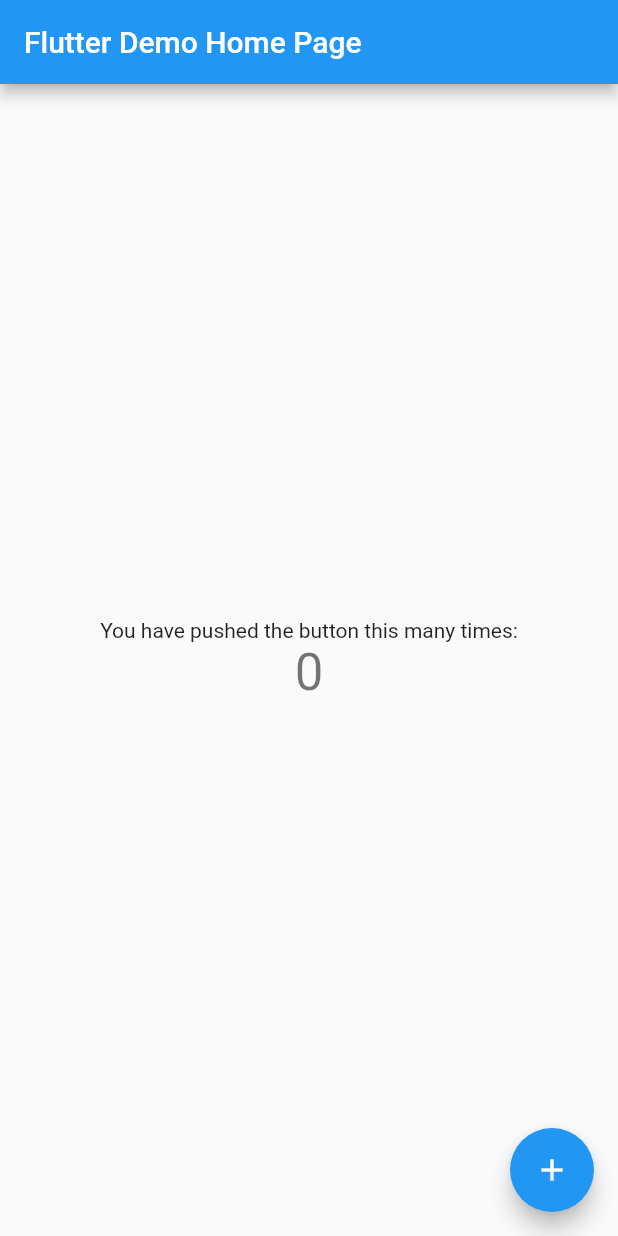
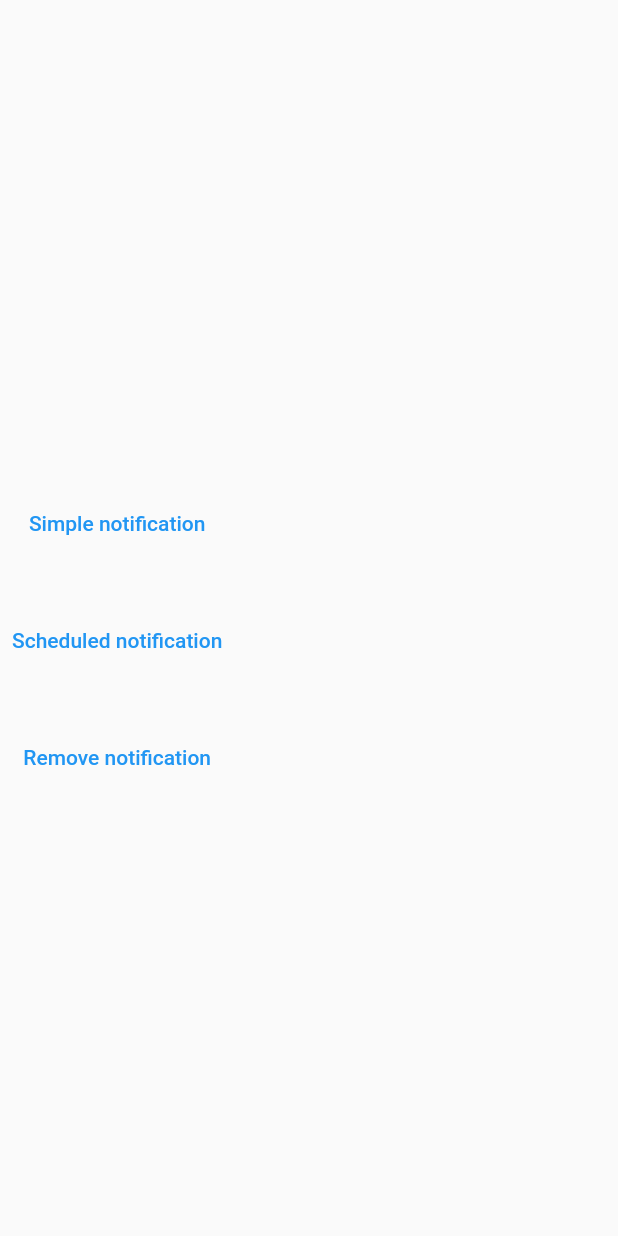
Before and after one commit to MalakEsmail/LocalNotification, a Flutter app: the screen it shows after launch, on a phone screen of 412 x 824 dp. Run offline on Flutter 3.47's test engine with Material 2 defaults, Android fonts, the phone set to English and light mode, and no system bars; our stand-ins replace flutter_local_notifications, rxdart.

Commit message:
show simple notification

```diff
--- a/lib/main.dart
+++ b/lib/main.dart
@@ -1,4 +1,5 @@
 import 'package:flutter/material.dart';
+import 'package:local_notification_pro/screens/home_screen.dart';
 
 void main() {
   runApp(const MyApp());
@@ -13,103 +14,9 @@ class MyApp extends StatelessWidget {
     return MaterialApp(
       title: 'Flutter Demo',
       theme: ThemeData(
-        // This is the theme of your application.
-        //
-        // Try running your application with "flutter run". You'll see the
-        // application has a blue toolbar. Then, without quitting the app, try
-        // changing the primarySwatch below to Colors.green and then invoke
-        // "hot reload" (press "r" in the console where you ran "flutter run",
-        // or simply save your changes to "hot reload" in a Flutter IDE).
-        // Notice that the counter didn't reset back to zero; the application
-        // is not restarted.
         primarySwatch: Colors.blue,
       ),
-      home: const MyHomePage(title: 'Flutter Demo Home Page'),
+      home: HomeScreen(),
     );
   }
 }
-
-class MyHomePage extends StatefulWidget {
-  const MyHomePage({Key? key, required this.title}) : super(key: key);
-
-  // This widget is the home page of your application. It is stateful, meaning
-  // that it has a State object (defined below) that contains fields that affect
-  // how it looks.
-
-  // This class is the configuration for the state. It holds the values (in this
-  // case the title) provided by the parent (in this case the App widget) and
-  // used by the build method of the State. Fields in a Widget subclass are
-  // always marked "final".
-
-  final String title;
-
-  @override
-  State<MyHomePage> createState() => _MyHomePageState();
-}
-
-class _MyHomePageState extends State<MyHomePage> {
-  int _counter = 0;
-
-  void _incrementCounter() {
-    setState(() {
-      // This call to setState tells the Flutter framework that something has
-      // changed in this State, which causes it to rerun the build method below
-      // so that the display can reflect the updated values. If we changed
-      // _counter without calling setState(), then the build method would not be
-      // called again, and so nothing would appear to happen.
-      _counter++;
-    });
-  }
-
-  @override
-  Widget build(BuildContext context) {
-    // This method is rerun every time setState is called, for instance as done
-    // by the _incrementCounter method above.
-    //
-    // The Flutter framework has been optimized to make rerunning build methods
-    // fast, so that you can just rebuild anything that needs updating rather
-    // than having to individually change instances of widgets.
-    return Scaffold(
-      appBar: AppBar(
-        // Here we take the value from the MyHomePage object that was created by
-        // the App.build method, and use it to set our appbar title.
-        title: Text(widget.title),
-      ),
-      body: Center(
-        // Center is a layout widget. It takes a single child and positions it
-        // in the middle of the parent.
-        child: Column(
-          // Column is also a layout widget. It takes a list of children and
-          // arranges them vertically. By default, it sizes itself to fit its
-          // children horizontally, and tries to be as tall as its parent.
-          //
-          // Invoke "debug painting" (press "p" in the console, choose the
-          // "Toggle Debug Paint" action from the Flutter Inspector in Android
-          // Studio, or the "Toggle Debug Paint" command in Visual Studio Code)
-          // to see the wireframe for each widget.
-          //
-          // Column has various properties to control how it sizes itself and
-          // how it positions its children. Here we use mainAxisAlignment to
-          // center the children vertically; the main axis here is the vertical
-          // axis because Columns are vertical (the cross axis would be
-          // horizontal).
-          mainAxisAlignment: MainAxisAlignment.center,
-          children: <Widget>[
-            const Text(
-              'You have pushed the button this many times:',
-            ),
-            Text(
-              '$_counter',
-              style: Theme.of(context).textTheme.headline4,
-            ),
-          ],
-        ),
-      ),
-      floatingActionButton: FloatingActionButton(
-        onPressed: _incrementCounter,
-        tooltip: 'Increment',
-        child: const Icon(Icons.add),
-      ), // This trailing comma makes auto-formatting nicer for build methods.
-    );
-  }
-}
--- /dev/null
+++ b/lib/networking/notification_methods.dart
@@ -0,0 +1,49 @@
+import 'package:flutter_local_notifications/flutter_local_notifications.dart';
+import 'package:rxdart/subjects.dart';
+
+class NotificationMethods {
+  static final notifications = FlutterLocalNotificationsPlugin();
+  static final onNotifications = BehaviorSubject<String?>();
+  // first step : init notification =>(1)
+  static Future init({bool initScedule = false}) async {
+    final android = AndroidInitializationSettings('dog');
+    final ios = IOSInitializationSettings(
+        requestAlertPermission: true,
+        requestBadgePermission: true,
+        requestSoundPermission: true,
+        onDidReceiveLocalNotification: null);
+    final settings = InitializationSettings(android: android, iOS: ios);
+    await notifications.initialize(settings,
+        onSelectNotification: ((payload) async {
+      onNotifications.add(payload);
+    }));
+  }
+
+  // second step : show notification =>(2)
+  static Future showNotification({
+    int id = 0,
+    String? title,
+    String? body,
+    String? payLoad,
+  }) async {
+    await notifications
+        .show(id, title, body, await getNotificationDetails(), payload: payLoad)
+        .catchError((ex) {
+      print("**************");
+      print(ex.toString());
+      print("**************");
+    });
+  }
+
+  // used in step 2 => show notification
+  static Future getNotificationDetails() async {
+    return NotificationDetails(
+        android: AndroidNotificationDetails(
+          "channelId",
+          "channelName",
+          channelDescription: "",
+          importance: Importance.max,
+        ),
+        iOS: IOSNotificationDetails());
+  }
+}
--- /dev/null
+++ b/lib/screens/home_screen.dart
@@ -0,0 +1,75 @@
+import 'package:flutter/material.dart';
+import 'package:local_notification_pro/networking/notification_methods.dart';
+import 'package:local_notification_pro/screens/profile_screen.dart';
+
+class HomeScreen extends StatefulWidget {
+  const HomeScreen({Key? key}) : super(key: key);
+
+  @override
+  State<HomeScreen> createState() => _HomeScreenState();
+}
+
+class _HomeScreenState extends State<HomeScreen> {
+  bool firstTime = true;
+  @override
+  void didChangeDependencies() async {
+    super.didChangeDependencies();
+    if (firstTime) {
+      await NotificationMethods.init();
+      listenNotification();
+      if (mounted) {
+        setState(() {
+          firstTime = false;
+        });
+      }
+    }
+  }
+
+  void listenNotification() {
+    NotificationMethods.onNotifications.stream.listen(onClickNotification);
+  }
+
+  void onClickNotification(String? payload) {
+    Navigator.push(
+        context, MaterialPageRoute(builder: (context) => ProfileScreen()));
+  }
+
+  @override
+  Widget build(BuildContext context) {
+    return Scaffold(
+      body: Column(
+        mainAxisAlignment: MainAxisAlignment.center,
+        children: [
+          SizedBox(
+            height: 30,
+          ),
+          TextButton(
+              onPressed: () async {
+                await NotificationMethods.showNotification(
+                    id: 13,
+                    title: "Malak Esmail",
+                    body: "hi from notification",
+                    payLoad: "malak.abs");
+              },
+              child: Text(
+                "Simple notification",
+                textAlign: TextAlign.center,
+              )),
+          SizedBox(
+            height: 30,
+          ),
+          TextButton(
+              onPressed: () {},
+              child:
+                  Text("Scheduled notification", textAlign: TextAlign.center)),
+          SizedBox(
+            height: 30,
+          ),
+          TextButton(
+              onPressed: () {},
+              child: Text("Remove notification", textAlign: TextAlign.center)),
+        ],
+      ),
+    );
+  }
+}
--- a/pubspec.yaml
+++ b/pubspec.yaml
@@ -34,6 +34,8 @@ dependencies:
   # The following adds the Cupertino Icons font to your application.
   # Use with the CupertinoIcons class for iOS style icons.
   cupertino_icons: ^1.0.2
+  flutter_local_notifications: ^9.5.2
+  rxdart: ^0.27.3
 
 dev_dependencies:
   flutter_test:
@@ -58,8 +60,8 @@ flutter:
   uses-material-design: true
 
   # To add assets to your application, add an assets section, like this:
-  # assets:
-  #   - images/a_dot_burr.jpeg
+  #assets:
+    #- assets/
   #   - images/a_dot_ham.jpeg
 
   # An image asset can refer to one or more resolution-specific "variants", see
```
Also changed, not shown: lib/screens/profile_screen.dart (added, +21 -0 lines), pubspec.lock, 1 other file.
